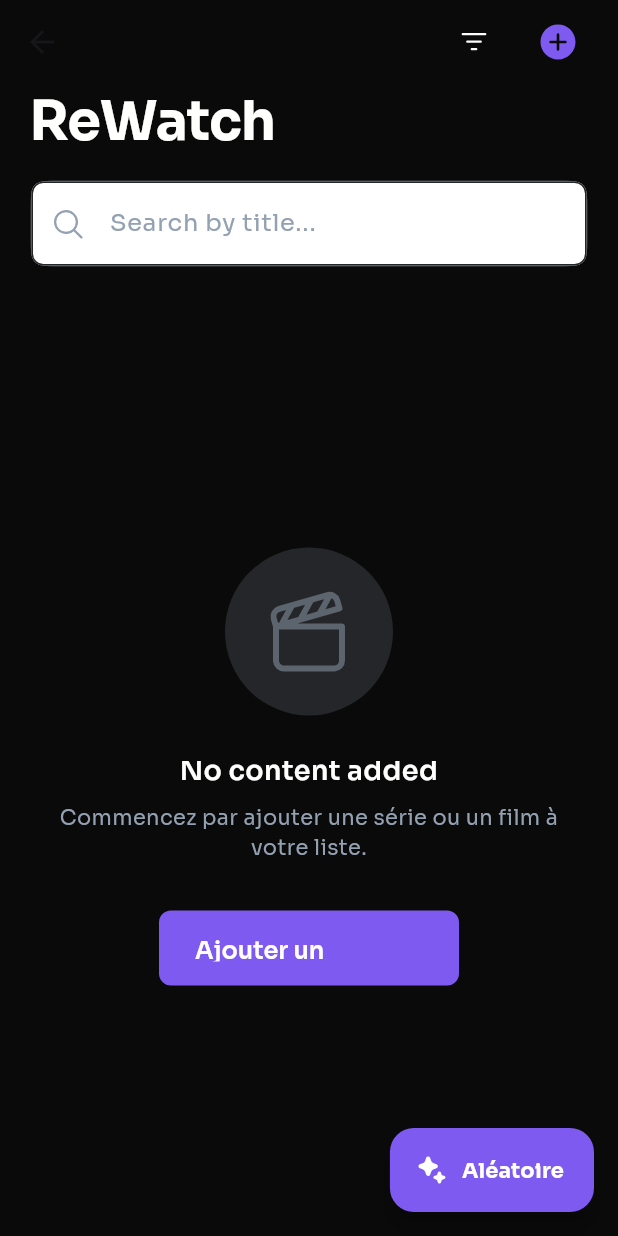
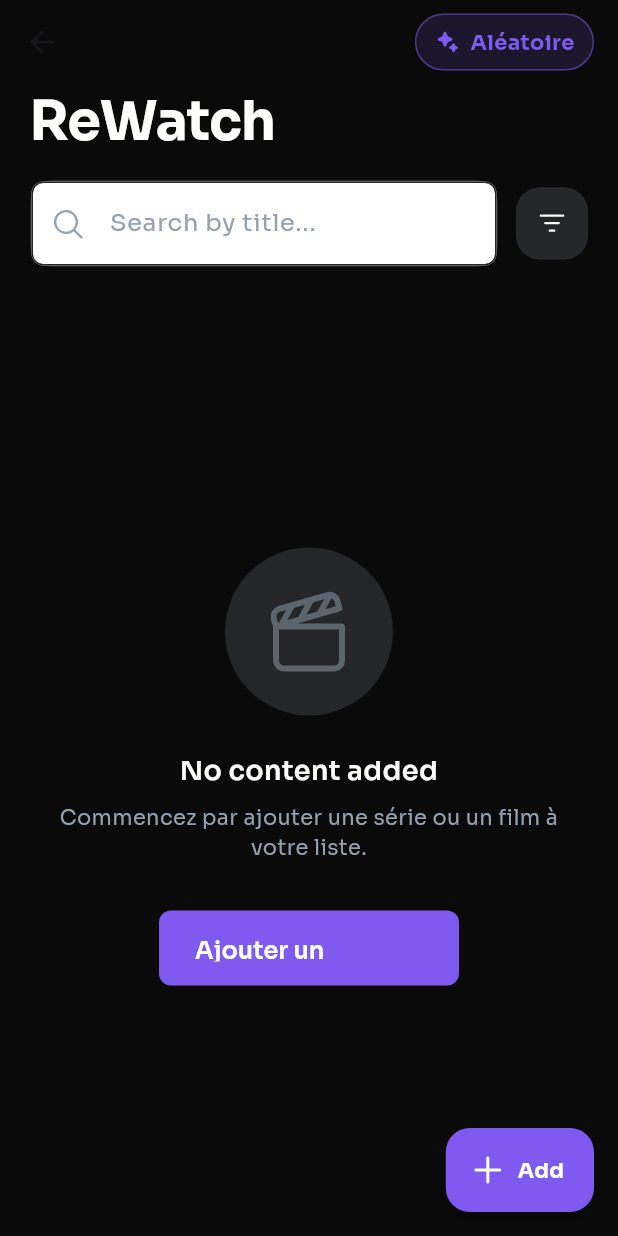
Before and after one commit to badiniibrahim/ReWatch, a Flutter app: the WatchHomeView screen opened by its route, on a phone screen of 412 x 824 dp. Run offline on Flutter 3.47's test engine with Material 3 defaults, Android fonts, the phone set to English and light mode, and no system bars; our stand-ins replace cloud_firestore, dio, firebase_auth, firebase_core, firebase_storage, fluentui_system_icons and 11 more; accounts and stored records are empty.

Commit message:
Add splash image and refactor WatchHomeView and WatchItemDetailView for improved UI
- Added a new splash image to the assets.
- Updated WatchHomeView to change the floating action button's action and icon, enhancing navigation to the add item feature.
- Refactored the layout of WatchHomeView for better responsiveness and visual appeal.
- Improved WatchItemDetailView by introducing a new app bar button design and streamlining the delete action with loading feedback.
- Enhanced the progress card layout for better clarity and added quick action buttons for season and episode management.

```diff
--- a/lib/features/watch/presentation/views/watch_home_view.dart
+++ b/lib/features/watch/presentation/views/watch_home_view.dart
@@ -23,11 +23,12 @@ class WatchHomeView extends GetView<WatchHomeController> {
         ],
       ),
       floatingActionButton: FloatingActionButton.extended(
-        onPressed: controller.shuffleItems,
+        onPressed: controller.navigateToAdd,
         backgroundColor: AppColors.kPrimary,
-        icon: const Icon(FluentIcons.sparkle_24_filled, color: Colors.white),
+        icon: const Icon(FluentIcons.add_24_filled, color: Colors.white),
         label: Text(
-          "Aléatoire",
+          'common_add'
+              .tr, // Assurez-vous d'avoir la traduction ou utilisez 'Ajouter'
           style: const TextStyle(
             fontWeight: FontWeight.bold,
             color: Colors.white,
@@ -59,26 +60,39 @@ class WatchHomeView extends GetView<WatchHomeController> {
       ),
       actions: [
         Padding(
-          padding: const EdgeInsets.only(right: 8.0),
-          child: IconButton(
-            icon: const Icon(
-              FluentIcons.filter_24_regular,
-              color: AppColors.kTextPrimary,
-            ),
-            onPressed: () => _showFilterModal(context),
-            tooltip: 'watch_filters'.tr,
+          padding: const EdgeInsets.only(right: 16.0),
+          child: GestureDetector(
+            onTap: controller.shuffleItems,
+            child: Container(
+              padding: const EdgeInsets.symmetric(horizontal: 12, vertical: 8),
+              decoration: BoxDecoration(
+                color: AppColors.kPrimary.withOpacity(0.15),
+                borderRadius: BorderRadius.circular(20),
+                border: Border.all(
+                  color: AppColors.kPrimary.withOpacity(0.5),
+                  width: 1,
                 ),
               ),
-        Padding(
-          padding: const EdgeInsets.only(right: 16.0),
-          child: IconButton(
-            icon: const Icon(
-              FluentIcons.add_circle_24_filled,
+              child: Row(
+                mainAxisSize: MainAxisSize.min,
+                children: [
+                  const Icon(
+                    FluentIcons.sparkle_24_filled,
                     color: AppColors.kPrimary,
-              size: 28,
+                    size: 18,
                   ),
-            onPressed: controller.navigateToAdd,
-            tooltip: 'common_add'.tr,
+                  const SizedBox(width: 6),
+                  Text(
+                    'Aléatoire',
+                    style: const TextStyle(
+                      color: AppColors.kPrimary,
+                      fontWeight: FontWeight.bold,
+                      fontSize: 14,
+                    ),
+                  ),
+                ],
+              ),
+            ),
           ),
         ),
       ],
@@ -89,11 +103,16 @@ class WatchHomeView extends GetView<WatchHomeController> {
     return SliverToBoxAdapter(
       child: Padding(
         padding: const EdgeInsets.fromLTRB(20, 0, 20, 20),
+        child: Row(
+          children: [
+            Expanded(
               child: Container(
                 decoration: BoxDecoration(
                   color: AppColors.kSurfaceElevated,
                   borderRadius: BorderRadius.circular(16),
-            border: Border.all(color: AppColors.kBorder.withValues(alpha: 0.5)),
+                  border: Border.all(
+                    color: AppColors.kBorder.withValues(alpha: 0.5),
+                  ),
                   boxShadow: [
                     BoxShadow(
                       color: Colors.black.withValues(alpha: 0.05),
@@ -112,6 +131,49 @@ class WatchHomeView extends GetView<WatchHomeController> {
                   ),
                   onChanged: (_) {}, // Géré par le listener du controller
                 ),
+              ),
+            ),
+            const SizedBox(width: 12),
+            GestureDetector(
+              onTap: () => _showFilterModal(Get.context!),
+              child: Container(
+                height: 48, // Match approximate height of text field
+                width: 48,
+                decoration: BoxDecoration(
+                  color: AppColors.kSurfaceElevated,
+                  borderRadius: BorderRadius.circular(16),
+                  border: Border.all(
+                    color:
+                        controller.selectedType.value != null ||
+                            controller.selectedStatus.value != null ||
+                            controller.selectedPlatform.value.isNotEmpty
+                        ? AppColors.kPrimary
+                        : AppColors.kBorder.withValues(alpha: 0.5),
+                  ),
+                  boxShadow: [
+                    BoxShadow(
+                      color: Colors.black.withValues(alpha: 0.05),
+                      blurRadius: 10,
+                      offset: const Offset(0, 4),
+                    ),
+                  ],
+                ),
+                child: Icon(
+                  controller.selectedType.value != null ||
+                          controller.selectedStatus.value != null ||
+                          controller.selectedPlatform.value.isNotEmpty
+                      ? FluentIcons.filter_24_filled
+                      : FluentIcons.filter_24_regular,
+                  color:
+                      controller.selectedType.value != null ||
+                          controller.selectedStatus.value != null ||
+                          controller.selectedPlatform.value.isNotEmpty
+                      ? AppColors.kPrimary
+                      : AppColors.kTextPrimary,
+                ),
+              ),
+            ),
+          ],
         ),
       ),
     );
```
Also changed, not shown: lib/features/watch/presentation/views/watch_item_detail_view.dart (+116 -55 lines), assets/images/splash.jpg (added). Lines whose indentation alone changed are shown as unchanged.
